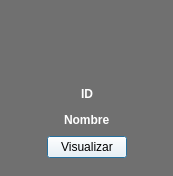
camvaz/restaurante-ihc, file Restaurante/Administrador/tarjeta_perfil_empleado.ui: the form before one commit.
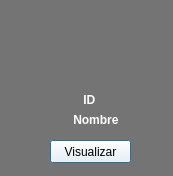
The form after the commit. Icons and pictures are not drawn.

The edit to the form file:
```diff
--- a/Restaurante/Administrador/tarjeta_perfil_empleado.ui
+++ b/Restaurante/Administrador/tarjeta_perfil_empleado.ui
@@ -10,55 +10,21 @@
     <height>176</height>
    </rect>
   </property>
-  <property name="minimumSize">
-   <size>
-    <width>173</width>
-    <height>176</height>
-   </size>
-  </property>
-  <property name="maximumSize">
-   <size>
-    <width>173</width>
-    <height>176</height>
-   </size>
-  </property>
   <property name="windowTitle">
    <string>Dialog</string>
   </property>
   <property name="styleSheet">
-   <string notr="true">background-color: #707070;</string>
+   <string notr="true">
+background-color: qlineargradient(spread:pad, x1:0, y1:0, x2:0, y2:0, stop:0 rgba(116, 116, 116, 255), stop:1 rgba(255, 255, 255, 255));</string>
   </property>
-  <layout class="QGridLayout" name="gridLayout">
-   <item row="1" column="0">
-    <layout class="QVBoxLayout" name="verticalLayout">
-     <item>
-      <layout class="QHBoxLayout" name="horizontalLayout_4">
-       <item>
-        <spacer name="horizontalSpacer">
-         <property name="orientation">
-          <enum>Qt::Horizontal</enum>
-         </property>
-         <property name="sizeHint" stdset="0">
-          <size>
-           <width>13</width>
-           <height>20</height>
-          </size>
-         </property>
-        </spacer>
-       </item>
-       <item>
         <widget class="QLabel" name="label">
-         <property name="minimumSize">
-          <size>
-           <width>60</width>
-           <height>60</height>
-          </size>
-         </property>
-         <property name="maximumSize">
-          <size>
-           <width>60</width>
-           <height>60</height>
-          </size>
+   <property name="geometry">
+    <rect>
+     <x>50</x>
+     <y>10</y>
+     <width>81</width>
+     <height>81</height>
+    </rect>
          </property>
          <property name="styleSheet">
           <string notr="true"/>
@@ -73,44 +39,14 @@
           <bool>true</bool>
          </property>
         </widget>
-       </item>
-       <item>
-        <spacer name="horizontalSpacer_2">
-         <property name="orientation">
-          <enum>Qt::Horizontal</enum>
-         </property>
-         <property name="sizeHint" stdset="0">
-          <size>
-           <width>13</width>
+  <widget class="QLabel" name="label_2">
+   <property name="geometry">
+    <rect>
+     <x>70</x>
+     <y>90</y>
+     <width>41</width>
            <height>20</height>
-          </size>
-         </property>
-        </spacer>
-       </item>
-      </layout>
-     </item>
-     <item>
-      <layout class="QHBoxLayout" name="horizontalLayout_3">
-       <item>
-        <spacer name="horizontalSpacer_4">
-         <property name="orientation">
-          <enum>Qt::Horizontal</enum>
-         </property>
-         <property name="sizeHint" stdset="0">
-          <size>
-           <width>13</width>
-           <height>20</height>
-          </size>
-         </property>
-        </spacer>
-       </item>
-       <item>
-        <widget class="QLabel" name="label_id">
-         <property name="sizePolicy">
-          <sizepolicy hsizetype="Preferred" vsizetype="Fixed">
-           <horstretch>0</horstretch>
-           <verstretch>0</verstretch>
-          </sizepolicy>
+    </rect>
          </property>
          <property name="font">
           <font>
@@ -124,47 +60,17 @@
 color: rgb(255, 255, 255);</string>
          </property>
          <property name="text">
-          <string>ID</string>
-         </property>
-        </widget>
-       </item>
-       <item>
-        <spacer name="horizontalSpacer_3">
-         <property name="orientation">
-          <enum>Qt::Horizontal</enum>
-         </property>
-         <property name="sizeHint" stdset="0">
-          <size>
-           <width>13</width>
+    <string>    ID</string>
+   </property>
+  </widget>
+  <widget class="QLabel" name="label_3">
+   <property name="geometry">
+    <rect>
+     <x>20</x>
+     <y>110</y>
+     <width>141</width>
            <height>20</height>
-          </size>
-         </property>
-        </spacer>
-       </item>
-      </layout>
-     </item>
-     <item>
-      <layout class="QHBoxLayout" name="horizontalLayout_2">
-       <item>
-        <spacer name="horizontalSpacer_5">
-         <property name="orientation">
-          <enum>Qt::Horizontal</enum>
-         </property>
-         <property name="sizeHint" stdset="0">
-          <size>
-           <width>13</width>
-           <height>20</height>
-          </size>
-         </property>
-        </spacer>
-       </item>
-       <item>
-        <widget class="QLabel" name="label_nombre">
-         <property name="sizePolicy">
-          <sizepolicy hsizetype="Preferred" vsizetype="Fixed">
-           <horstretch>0</horstretch>
-           <verstretch>0</verstretch>
-          </sizepolicy>
+    </rect>
          </property>
          <property name="font">
           <font>
@@ -177,96 +83,25 @@
           <string notr="true">color: rgb(255, 255, 255);</string>
          </property>
          <property name="text">
-          <string>Nombre</string>
-         </property>
-        </widget>
-       </item>
-       <item>
-        <spacer name="horizontalSpacer_6">
-         <property name="orientation">
-          <enum>Qt::Horizontal</enum>
-         </property>
-         <property name="sizeHint" stdset="0">
-          <size>
-           <width>13</width>
-           <height>20</height>
-          </size>
-         </property>
-        </spacer>
-       </item>
-      </layout>
-     </item>
-     <item>
-      <layout class="QHBoxLayout" name="horizontalLayout">
-       <item>
-        <spacer name="horizontalSpacer_8">
-         <property name="orientation">
-          <enum>Qt::Horizontal</enum>
-         </property>
-         <property name="sizeHint" stdset="0">
-          <size>
-           <width>13</width>
-           <height>20</height>
-          </size>
-         </property>
-        </spacer>
-       </item>
-       <item>
-        <widget class="QPushButton" name="btn_visualizar">
+    <string>                Nombre</string>
+   </property>
+  </widget>
+  <widget class="QPushButton" name="pushButton">
+   <property name="geometry">
+    <rect>
+     <x>50</x>
+     <y>140</y>
+     <width>81</width>
+     <height>23</height>
+    </rect>
+   </property>
          <property name="styleSheet">
-          <string notr="true">background-color: rgb(255, 255, 255);
-color:black;
-</string>
+    <string notr="true">background-color: rgb(255, 255, 255);</string>
          </property>
          <property name="text">
           <string>Visualizar</string>
          </property>
         </widget>
-       </item>
-       <item>
-        <spacer name="horizontalSpacer_7">
-         <property name="orientation">
-          <enum>Qt::Horizontal</enum>
-         </property>
-         <property name="sizeHint" stdset="0">
-          <size>
-           <width>13</width>
-           <height>20</height>
-          </size>
-         </property>
-        </spacer>
-       </item>
-      </layout>
-     </item>
-    </layout>
-   </item>
-   <item row="0" column="0">
-    <spacer name="verticalSpacer">
-     <property name="orientation">
-      <enum>Qt::Vertical</enum>
-     </property>
-     <property name="sizeHint" stdset="0">
-      <size>
-       <width>20</width>
-       <height>40</height>
-      </size>
-     </property>
-    </spacer>
-   </item>
-   <item row="2" column="0">
-    <spacer name="verticalSpacer_2">
-     <property name="orientation">
-      <enum>Qt::Vertical</enum>
-     </property>
-     <property name="sizeHint" stdset="0">
-      <size>
-       <width>20</width>
-       <height>40</height>
-      </size>
-     </property>
-    </spacer>
-   </item>
-  </layout>
  </widget>
  <resources/>
  <connections/>
```
Lines whose indentation alone changed are shown as unchanged.
